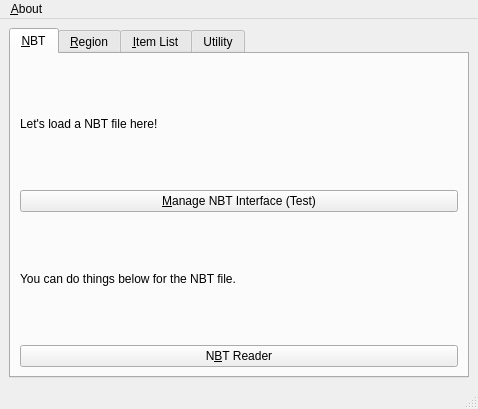
This is src/qt/mainwindow.ui in DreamHelium/dhlrc as Qt 5 draws it before an edit. The edited form follows.
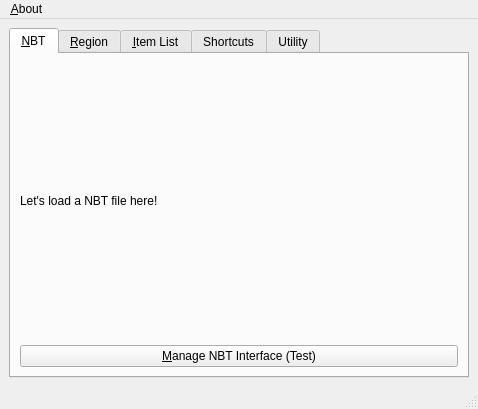
This is the edited form.

Patch:
```diff
--- a/src/qt/mainwindow.ui
+++ b/src/qt/mainwindow.ui
@@ -41,20 +41,6 @@
             </property>
            </widget>
           </item>
-          <item>
-           <widget class="QLabel" name="label_3">
-            <property name="text">
-             <string>You can do things below for the NBT file.</string>
-            </property>
-           </widget>
-          </item>
-          <item>
-           <widget class="QPushButton" name="nbtReaderBtn_2">
-            <property name="text">
-             <string>N&amp;BT Reader</string>
-            </property>
-           </widget>
-          </item>
          </layout>
         </item>
        </layout>
@@ -151,6 +137,16 @@
         </item>
        </layout>
       </widget>
+      <widget class="QWidget" name="tab_5">
+       <attribute name="title">
+        <string>Shortcuts</string>
+       </attribute>
+       <layout class="QVBoxLayout" name="verticalLayout_11">
+        <item>
+         <layout class="QVBoxLayout" name="verticalLayout_7"/>
+        </item>
+       </layout>
+      </widget>
       <widget class="QWidget" name="tab_4">
        <attribute name="title">
         <string>Utility</string>
```
Left out of the diff: 7 changed lines with no effect on the pictures.
